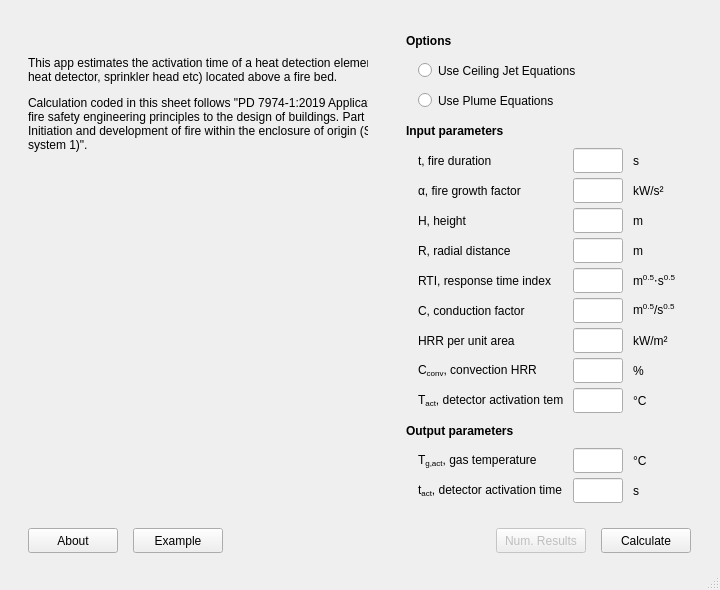
This is fsetoolsGUI/gui/layout/ui/i0111_pd7974_heat_detector_activation.ui in fuyans/fsetoolsGUI as Qt 5 draws it before an edit. The edited form follows.
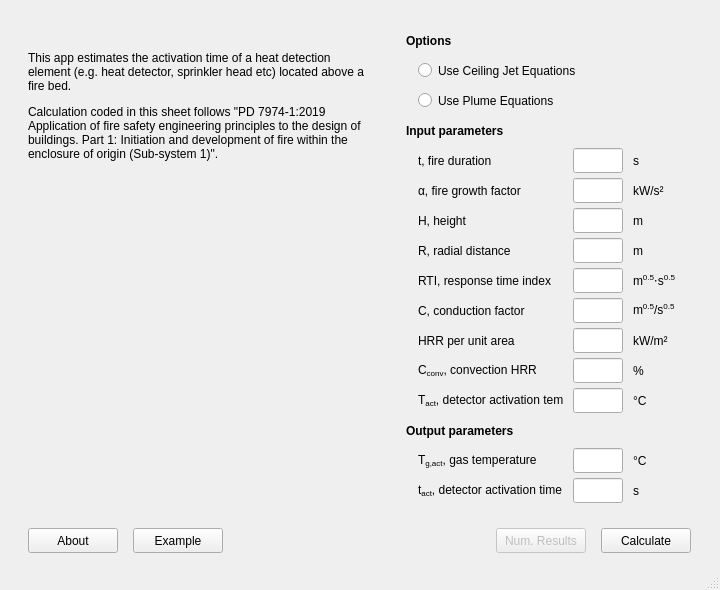
This is the edited form. Icons and pictures are not drawn.

Commit message: Shortened a label text which does not show fully on ui.

```diff
--- a/fsetoolsGUI/gui/layout/ui/i0111_pd7974_heat_detector_activation.ui
+++ b/fsetoolsGUI/gui/layout/ui/i0111_pd7974_heat_detector_activation.ui
@@ -101,7 +101,7 @@
          </property>
          <property name="minimumSize">
           <size>
-           <width>390</width>
+           <width>340</width>
            <height>0</height>
           </size>
          </property>
```
Left out of the diff: 6 changed lines with no effect on the pictures.
